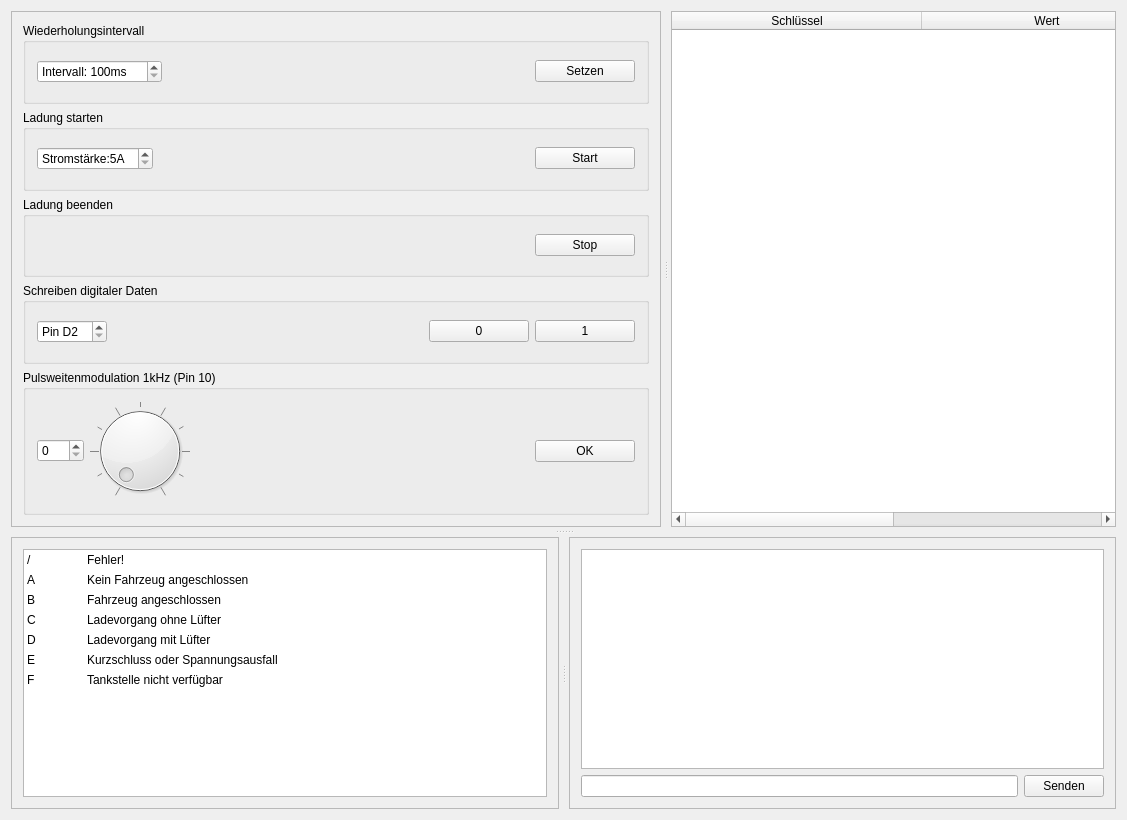
The window that Client/Desktop/EVSE/evsewindow.ui (agrippa1994/mobile_evse) describes before a commit, drawn with Qt 5.
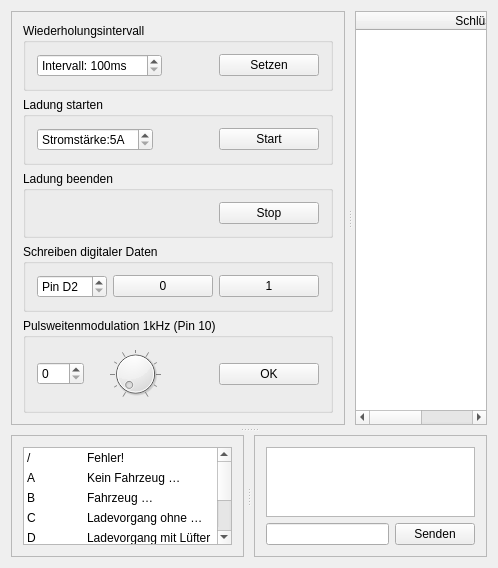
The same window after the commit.

Commit message: Abänderung der Größe

```diff
--- a/Client/Desktop/EVSE/evsewindow.ui
+++ b/Client/Desktop/EVSE/evsewindow.ui
@@ -6,8 +6,8 @@
    <rect>
     <x>0</x>
     <y>0</y>
-    <width>1127</width>
-    <height>820</height>
+    <width>498</width>
+    <height>507</height>
    </rect>
   </property>
   <property name="windowTitle">
```
